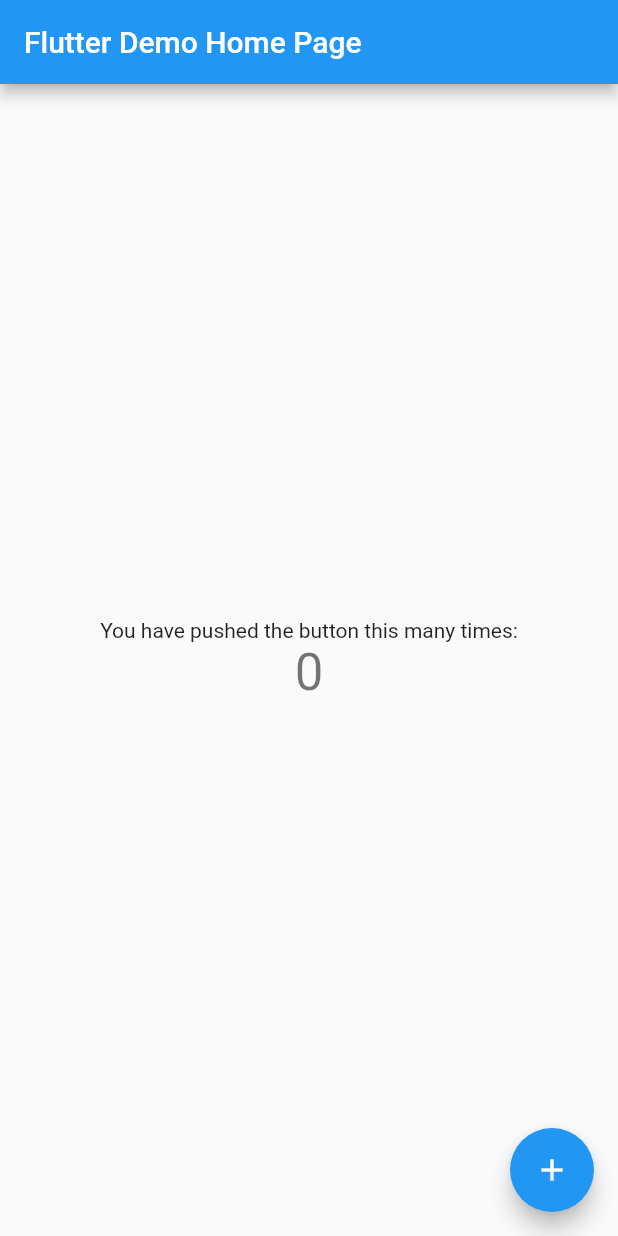
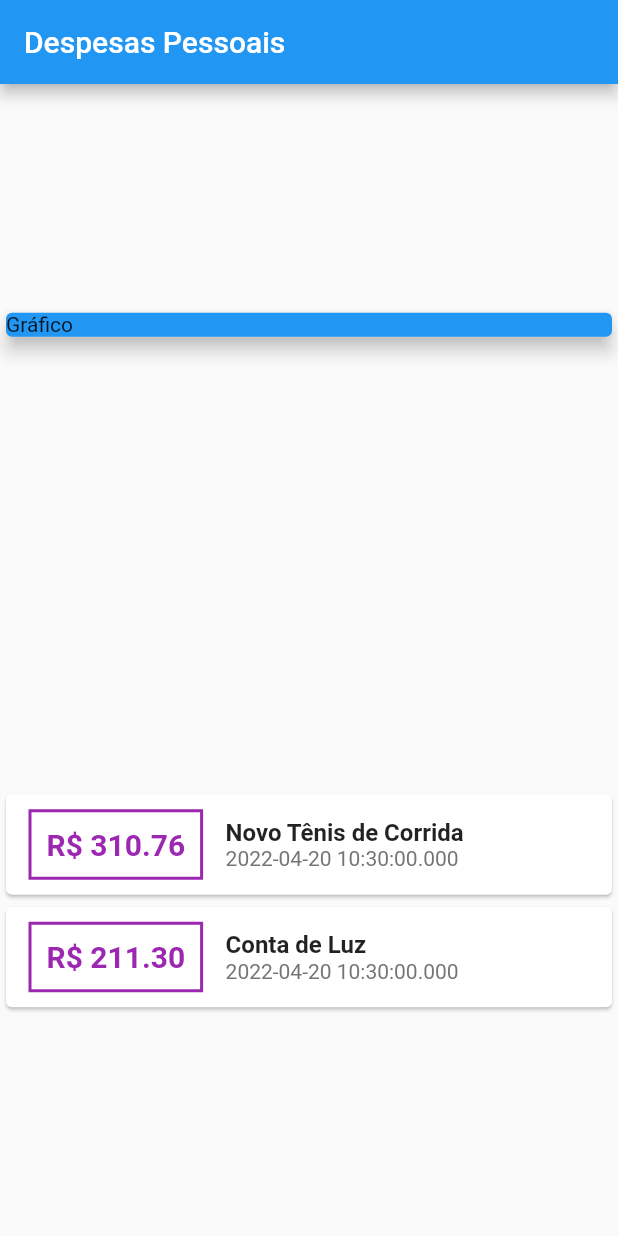
Before and after one commit to marcusvssantos/ProjetoDespesasFlutter, a Flutter app: the screen it shows after launch, on a phone screen of 412 x 824 dp. Run offline on Flutter 3.47's test engine with Material 2 defaults, Android fonts, the phone set to English and light mode, and no system bars.

Commit message:
Usando Interpolação

```diff
--- a/lib/main.dart
+++ b/lib/main.dart
@@ -1,115 +1,100 @@
 import 'package:flutter/material.dart';
+import 'models/transaction.dart';
 
-void main() {
-  runApp(const MyApp());
+main() => runApp(ExpensesApp());
+
+class ExpensesApp extends StatelessWidget {
+  @override
+  Widget build(BuildContext context) {
+    return MaterialApp(home: MyHomePage());
+  }
 }
 
-class MyApp extends StatelessWidget {
-  const MyApp({Key? key}) : super(key: key);
+class MyHomePage extends StatelessWidget {
+  final _transactions = [
+    Transaction(
+      id: 't1',
+      title: 'Novo Tênis de Corrida',
+      value: 310.76,
+      date: DateTime.now(),
+    ),
+    Transaction(
+      id: 't2',
+      title: 'Conta de Luz',
+      value: 211.30,
+      date: DateTime.now(),
+    ),
+  ];
 
-  // This widget is the root of your application.
   @override
   Widget build(BuildContext context) {
-    return MaterialApp(
-      title: 'Flutter Demo',
-      theme: ThemeData(
-        // This is the theme of your application.
-        //
-        // Try running your application with "flutter run". You'll see the
-        // application has a blue toolbar. Then, without quitting the app, try
-        // changing the primarySwatch below to Colors.green and then invoke
-        // "hot reload" (press "r" in the console where you ran "flutter run",
-        // or simply save your changes to "hot reload" in a Flutter IDE).
-        // Notice that the counter didn't reset back to zero; the application
-        // is not restarted.
-        primarySwatch: Colors.blue,
+    return Scaffold(
+      appBar: AppBar(
+        title: Text('Despesas Pessoais'),
       ),
-      home: const MyHomePage(title: 'Flutter Demo Home Page'),
+      body: Column(
+        mainAxisAlignment: MainAxisAlignment.spaceAround,
+        crossAxisAlignment: CrossAxisAlignment.stretch,
+        children: <Widget>[
+          Container(
+            width: double.infinity,
+            child: Card(
+              color: Colors.blue,
+              child: Text('Gráfico'),
+              elevation: 5,
+            ),
+          ),
+          Column(
+            children: _transactions.map((tr) {
+              return Card(
+                child: Row(
+                  children: <Widget>[
+                    Container(
+                      margin: EdgeInsets.symmetric(
+                        horizontal: 15,
+                        vertical: 10,
+                      ),
+                      decoration: BoxDecoration(
+                        border: Border.all(
+                          color: Colors.purple,
+                          width: 2,
+                        ),
+                      ),
+                      padding: EdgeInsets.all(10),
+                      child: Text(
+                        'R\$ ${tr.value.toStringAsFixed(2)}',
+                        style: TextStyle(
+                          fontWeight: FontWeight.bold,
+                          fontSize: 20,
+                          color: Colors.purple,
+                        ),
+                      ),
+                    ),
+                    Column(
+                      crossAxisAlignment: CrossAxisAlignment.start,
+                      children: <Widget>[
+                        Text(
+                          tr.title,
+                          style: TextStyle(
+                            fontSize: 16,
+                            fontWeight: FontWeight.bold,
+                          ),
+                        ),
+                        Text(
+                          tr.date.toString(),
+                          style: TextStyle(
+                            color: Colors.grey[600],
+                          ),
+                        ),
+                      ],
+                    ),
+                  ],
+                ),
+              );
+            }).toList(),
+          ),
+        ],
+      ),
     );
   }
 }
-
-class MyHomePage extends StatefulWidget {
-  const MyHomePage({Key? key, required this.title}) : super(key: key);
-
-  // This widget is the home page of your application. It is stateful, meaning
-  // that it has a State object (defined below) that contains fields that affect
-  // how it looks.
-
-  // This class is the configuration for the state. It holds the values (in this
-  // case the title) provided by the parent (in this case the App widget) and
-  // used by the build method of the State. Fields in a Widget subclass are
-  // always marked "final".
-
-  final String title;
-
-  @override
-  State<MyHomePage> createState() => _MyHomePageState();
-}
-
-class _MyHomePageState extends State<MyHomePage> {
-  int _counter = 0;
-
-  void _incrementCounter() {
-    setState(() {
-      // This call to setState tells the Flutter framework that something has
-      // changed in this State, which causes it to rerun the build method below
-      // so that the display can reflect the updated values. If we changed
-      // _counter without calling setState(), then the build method would not be
-      // called again, and so nothing would appear to happen.
-      _counter++;
-    });
-  }
-
-  @override
-  Widget build(BuildContext context) {
-    // This method is rerun every time setState is called, for instance as done
-    // by the _incrementCounter method above.
-    //
-    // The Flutter framework has been optimized to make rerunning build methods
-    // fast, so that you can just rebuild anything that needs updating rather
-    // than having to individually change instances of widgets.
-    return Scaffold(
-      appBar: AppBar(
-        // Here we take the value from the MyHomePage object that was created by
-        // the App.build method, and use it to set our appbar title.
-        title: Text(widget.title),
-      ),
-      body: Center(
-        // Center is a layout widget. It takes a single child and positions it
-        // in the middle of the parent.
-        child: Column(
-          // Column is also a layout widget. It takes a list of children and
-          // arranges them vertically. By default, it sizes itself to fit its
-          // children horizontally, and tries to be as tall as its parent.
-          //
-          // Invoke "debug painting" (press "p" in the console, choose the
-          // "Toggle Debug Paint" action from the Flutter Inspector in Android
-          // Studio, or the "Toggle Debug Paint" command in Visual Studio Code)
-          // to see the wireframe for each widget.
-          //
-          // Column has various properties to control how it sizes itself and
-          // how it positions its children. Here we use mainAxisAlignment to
-          // center the children vertically; the main axis here is the vertical
-          // axis because Columns are vertical (the cross axis would be
-          // horizontal).
-          mainAxisAlignment: MainAxisAlignment.center,
-          children: <Widget>[
-            const Text(
-              'You have pushed the button this many times:',
-            ),
-            Text(
-              '$_counter',
-              style: Theme.of(context).textTheme.headline4,
-            ),
-          ],
-        ),
-      ),
-      floatingActionButton: FloatingActionButton(
-        onPressed: _incrementCounter,
-        tooltip: 'Increment',
-        child: const Icon(Icons.add),
-      ), // This trailing comma makes auto-formatting nicer for build methods.
-    );
-  }
-}
--- /dev/null
+++ b/lib/models/transaction.dart
@@ -0,0 +1,13 @@
+class Transaction {
+  final String id;
+  final String title;
+  final double value;
+  final DateTime date;
+
+  Transaction({
+    required this.id,
+    required this.title,
+    required this.value,
+    required this.date,
+  });
+}
```
Also changed, not shown: 1 other file.
